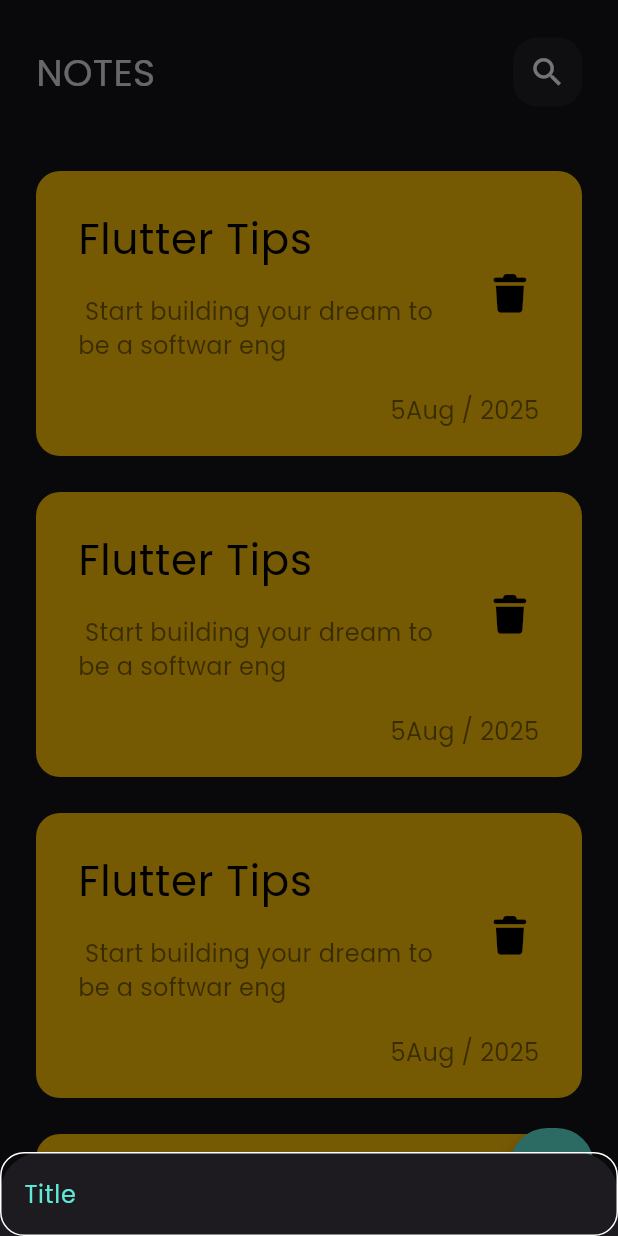
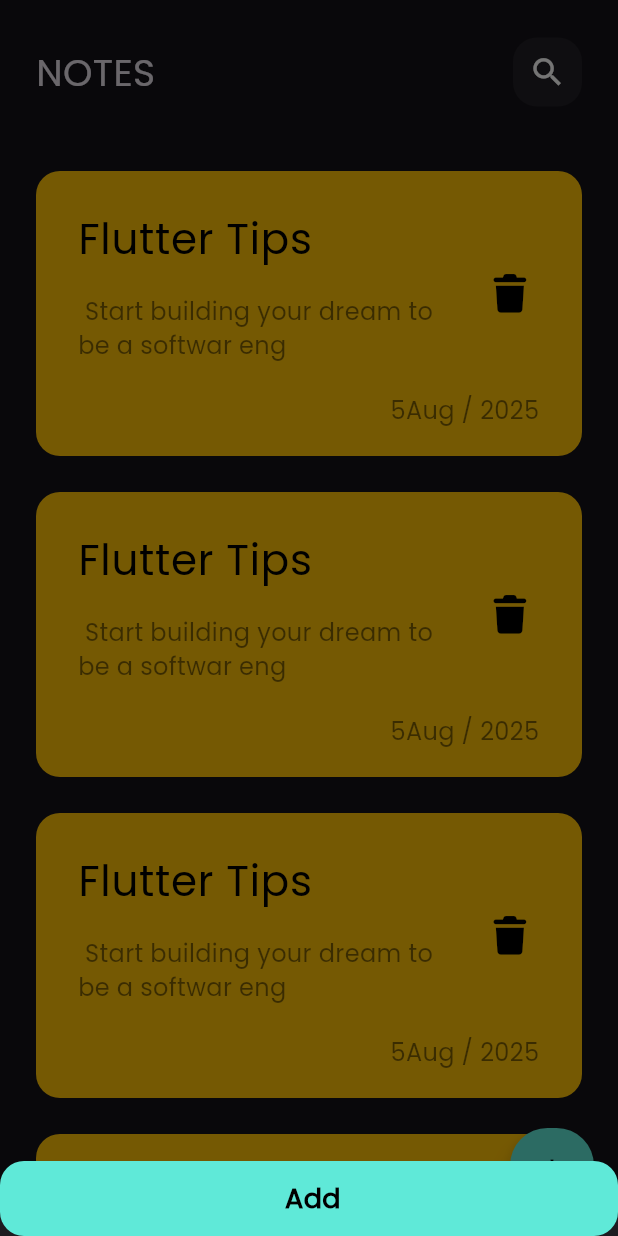
Before and after one commit to m0stafa0123/notes_app, a Flutter app: the screen it shows after launch, after a tap on the "add" icon, on a phone screen of 412 x 824 dp. Run offline on Flutter 3.47's test engine with Material 3 defaults, Android fonts, the phone set to English and light mode, and no system bars; our stand-ins replace font_awesome_flutter.

Commit message:
Custom button

```diff
--- a/lib/views/notes_view.dart
+++ b/lib/views/notes_view.dart
@@ -1,5 +1,5 @@
 import 'package:flutter/material.dart';
-import 'package:flutter_application_1/views/widgets/custom_text_field.dart';
+import 'package:flutter_application_1/views/widgets/custom_button.dart';
 import 'package:flutter_application_1/views/widgets/notes_body.dart';
 
 class NotesView extends StatelessWidget {
@@ -13,7 +13,7 @@ class NotesView extends StatelessWidget {
           showModalBottomSheet(
             context: context,
             builder: (context) {
-              return CustomTextField();
+              return CustomButton();
             },
           );
         },
--- /dev/null
+++ b/lib/views/widgets/custom_button.dart
@@ -0,0 +1,28 @@
+import 'package:flutter/material.dart';
+import 'package:flutter_application_1/constant.dart';
+
+class CustomButton extends StatelessWidget {
+  const CustomButton({super.key});
+
+  @override
+  Widget build(BuildContext context) {
+    return Container(
+      width: MediaQuery.of(context).size.width,
+      height: 50,
+      decoration: BoxDecoration(
+        color: kprimrycolor,
+        borderRadius: BorderRadius.circular(16),
+      ),
+      child: Center(
+        child: Text(
+          " Add",
+          style: TextStyle(
+            color: Colors.black,
+            fontSize: 18,
+            fontWeight: FontWeight.bold,
+          ),
+        ),
+      ),
+    );
+  }
+}
```
